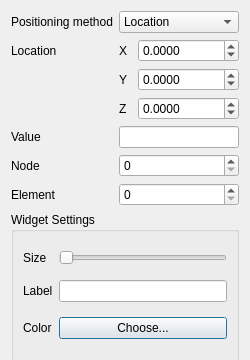
First picture: the form in src/Interface/Modules/Fields/GenerateSinglePointProbeFromField.ui, repository SCIInstitute/SCIRun, before the edit.
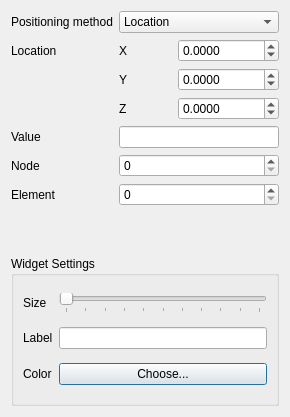
Second picture: the form after the edit.

Commit message: Names and sizes

Patch:
```diff
--- a/src/Interface/Modules/Fields/GenerateSinglePointProbeFromField.ui
+++ b/src/Interface/Modules/Fields/GenerateSinglePointProbeFromField.ui
@@ -6,14 +6,14 @@
    <rect>
     <x>0</x>
     <y>0</y>
-    <width>250</width>
-    <height>360</height>
+    <width>290</width>
+    <height>417</height>
    </rect>
   </property>
   <property name="minimumSize">
    <size>
-    <width>250</width>
-    <height>360</height>
+    <width>290</width>
+    <height>417</height>
    </size>
   </property>
   <property name="windowTitle">
@@ -133,7 +133,11 @@
     </widget>
    </item>
    <item row="4" column="1">
-    <widget class="QSpinBox" name="spinBox"/>
+    <widget class="QSpinBox" name="fieldNodeSpinBox_">
+     <property name="maximum">
+      <number>999999999</number>
+     </property>
+    </widget>
    </item>
    <item row="5" column="0">
     <widget class="QLabel" name="label_8">
@@ -143,9 +147,13 @@
     </widget>
    </item>
    <item row="5" column="1">
-    <widget class="QSpinBox" name="spinBox_2"/>
+    <widget class="QSpinBox" name="fieldElemSpinBox_">
+     <property name="maximum">
+      <number>999999999</number>
+     </property>
+    </widget>
    </item>
-   <item row="6" column="0" colspan="2">
+   <item row="7" column="0" colspan="2">
     <widget class="QGroupBox" name="groupBox">
      <property name="sizePolicy">
       <sizepolicy hsizetype="Minimum" vsizetype="Minimum">
@@ -195,10 +203,19 @@
        </widget>
       </item>
       <item row="0" column="2">
-       <widget class="QSlider" name="horizontalSlider">
+       <widget class="QSlider" name="probeSizeHorizontalSlider_">
+        <property name="maximum">
+         <number>100</number>
+        </property>
         <property name="orientation">
          <enum>Qt::Horizontal</enum>
         </property>
+        <property name="tickPosition">
+         <enum>QSlider::TicksBelow</enum>
+        </property>
+        <property name="tickInterval">
+         <number>10</number>
+        </property>
        </widget>
       </item>
      </layout>
@@ -211,6 +228,19 @@
      </property>
     </widget>
    </item>
+   <item row="6" column="1">
+    <spacer name="verticalSpacer">
+     <property name="orientation">
+      <enum>Qt::Vertical</enum>
+     </property>
+     <property name="sizeHint" stdset="0">
+      <size>
+       <width>20</width>
+       <height>40</height>
+      </size>
+     </property>
+    </spacer>
+   </item>
   </layout>
  </widget>
  <resources/>
```
Left out of the diff: 14 changed lines with no effect on the pictures.
